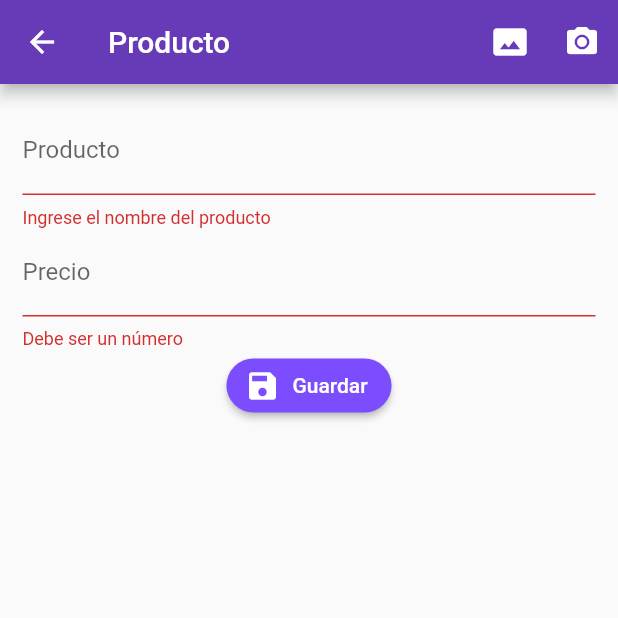
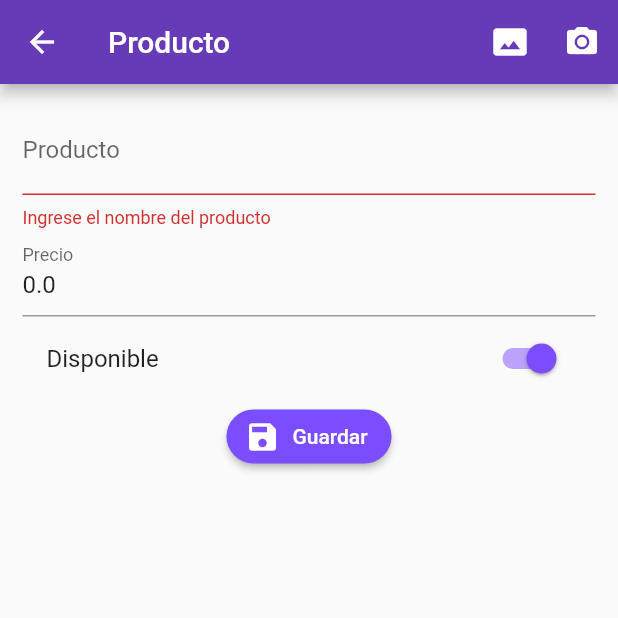
Before and after one commit to riclara/formvalidation, a Flutter app: the ProductPage screen opened by its route, after a tap on "Guardar", on a phone screen of 412 x 824 dp, the top half of it. Run offline on Flutter 3.47's test engine with Material 2 defaults, Android fonts, the phone set to English and light mode, and no system bars; our stand-ins replace rxdart.

Commit message:
fill model product

```diff
--- a/lib/src/models/product.model.dart
+++ b/lib/src/models/product.model.dart
@@ -17,9 +17,9 @@ class ProductModel {
 
     ProductModel({
         this.id,
-        this.title,
-        this.value,
-        this.available,
+        this.title = '',
+        this.value = 0.0,
+        this.available = true,
         this.photoUrl,
     });
 
--- a/lib/src/pages/product_page.dart
+++ b/lib/src/pages/product_page.dart
@@ -1,4 +1,5 @@
 import 'package:flutter/material.dart';
+import 'package:formvalidation/src/models/product.model.dart';
 import 'package:formvalidation/src/utils/utils.dart' as utils;
 
 class  ProductPage extends StatefulWidget {
@@ -8,6 +9,8 @@ class  ProductPage extends StatefulWidget {
 
 class _ProductPageState extends State<ProductPage> {
   final formKey = GlobalKey<FormState>();
+
+  ProductModel product = ProductModel();
 
   @override
   Widget build(BuildContext context) {
@@ -34,6 +37,7 @@ class _ProductPageState extends State<ProductPage> {
               children: <Widget>[
                 _buildName(),
                 _buildPrice(),
+                _buildSwitchAvailable(),
                 _buildButton()
               ],
             )
@@ -45,10 +49,12 @@ class _ProductPageState extends State<ProductPage> {
 
   Widget _buildName() {
     return TextFormField(
+      initialValue: product.title,
       textCapitalization: TextCapitalization.sentences,
       decoration: InputDecoration(
         labelText: 'Producto'
       ),
+      onSaved: (value) => product.title = value,
       validator: (value) {
         String msg;
         if (value.length < 3) {
@@ -61,10 +67,12 @@ class _ProductPageState extends State<ProductPage> {
 
   Widget _buildPrice() {
      return TextFormField(
-       keyboardType: TextInputType.numberWithOptions(decimal: true),
+      initialValue: product.value.toString(),
+      keyboardType: TextInputType.numberWithOptions(decimal: true),
       decoration: InputDecoration(
         labelText: 'Precio'
       ),
+      onSaved: (value) => product.value = double.parse(value),
       validator: (value) {
         String msg;
         if (!utils.isNumeric(value)) {
@@ -88,8 +96,23 @@ class _ProductPageState extends State<ProductPage> {
       );
   }
 
+  Widget _buildSwitchAvailable() {
+    return SwitchListTile(
+      value: product.available,
+      title: Text('Disponible'),
+      onChanged: (value) => setState((){
+        product.available = value;
+      }),
+      activeColor: Colors.deepPurpleAccent,
+    );
+  }
+
   void submit() {
-    if(formKey.currentState.validate()) return
-    print('todo ok');
+    if(!formKey.currentState.validate()) return
+    print('todo ok1');
+    formKey.currentState.save();
+    print('title: ${product.title}');
+    print('title: ${product.value}');
+
   }
 }
```
